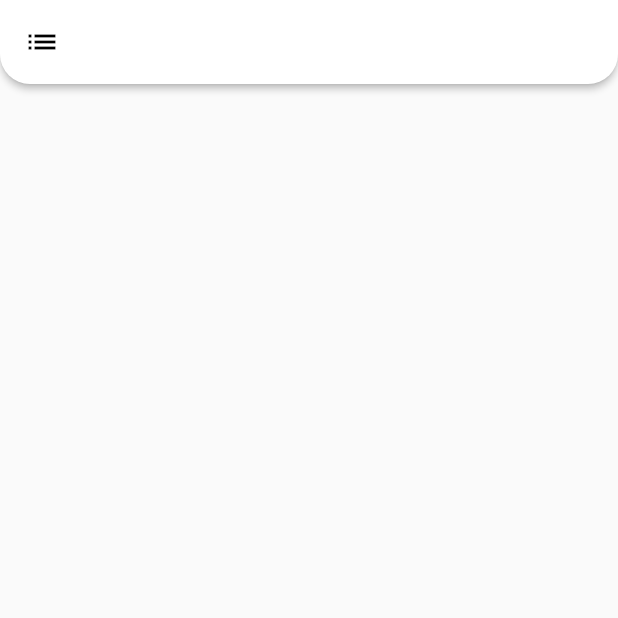
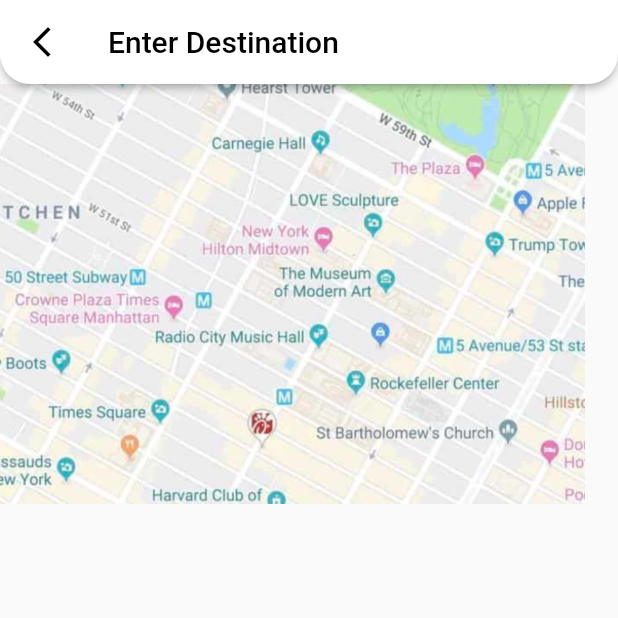
Before and after one commit to priyam2531/rapido, a Flutter app: the RideBooking screen opened directly, on a phone screen of 412 x 824 dp, the top half of it. Run offline on Flutter 3.47's test engine with Material 2 defaults, Android fonts, the phone set to English and light mode, and no system bars.

Commit message:
[ADS]-map

```diff
--- a/lib/constant/app_images.dart
+++ b/lib/constant/app_images.dart
@@ -4,4 +4,5 @@
   static const String delivary = "assets/dilivary.png";
   static const String profile = "assets/profile.png";
   static const String userpic= "assets/user_photo.png";
+  static const String map= "assets/map.png";
 }
--- a/lib/pages/map/ridebooking.dart
+++ b/lib/pages/map/ridebooking.dart
@@ -1,4 +1,5 @@
 import 'package:flutter/material.dart';
+import 'package:rapido/constant/app_images.dart';
 
 class RideBooking extends StatefulWidget {
   const RideBooking({super.key});
@@ -14,9 +15,25 @@
       appBar: AppBar(
         elevation: 2,
         backgroundColor: Colors.white,
-        leading: Icon(Icons.list,color: Colors.black,),
-        shape: RoundedRectangleBorder(
+        leading: const Icon(
+          Icons.arrow_back_ios_new,
+          color: Colors.black,
+        ),
+        title: Text("Enter Destination", style: TextStyle(color: Colors.black)),
+        shape: const RoundedRectangleBorder(
             borderRadius: BorderRadius.vertical(bottom: Radius.circular(20))),
+      ),
+      body: Column(
+        children: [
+          Row(
+            children: [
+              Container(
+                  height: 280,
+                  width: 390,
+                  child: Image.asset(AppImages.map, fit: BoxFit.cover)),
+            ],
+          ),
+        ],
       ),
     );
   }
```
Also changed, not shown: assets/map.png (added).
